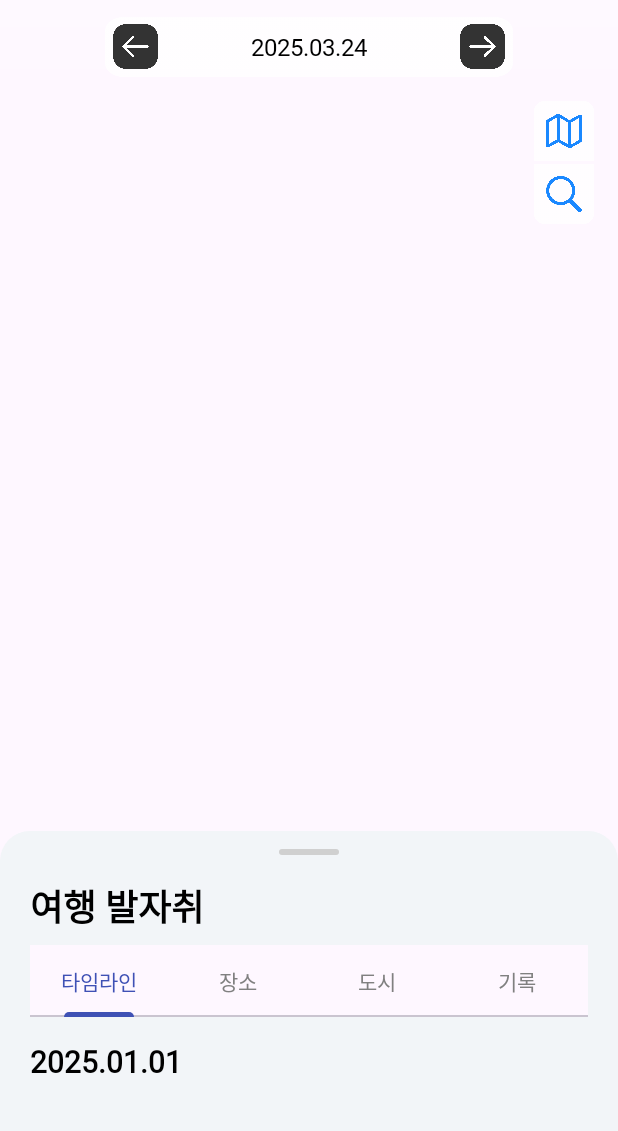
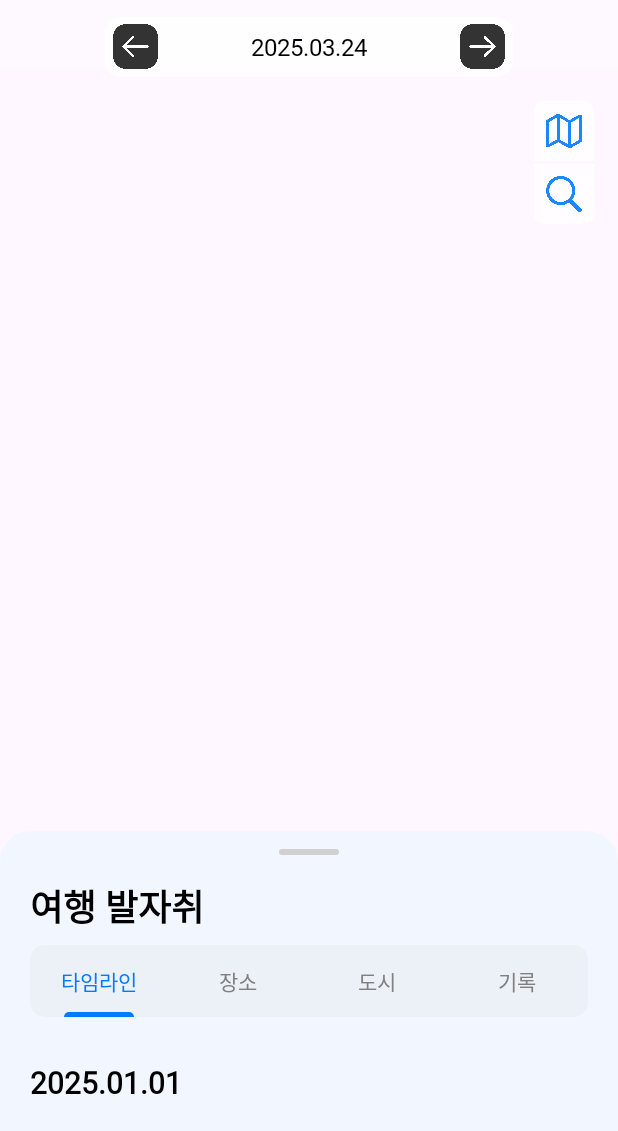
Before and after one commit to HSU-Wakey/WakeyApp, an Android app: the screen it shows after launch (MainActivity), on a phone screen of 412 x 824 dp, the part 105-1236 px from its top. Run offline under Robolectric (Android 15) with nearby library versions, the phone set to English and light mode, and no system bars; 2 statements that could not run were skipped.

Commit message:
add : 여행발자취 design

```diff
--- a/app/src/main/res/drawable/rounded_bottom_sheet_bg.xml
+++ b/app/src/main/res/drawable/rounded_bottom_sheet_bg.xml
@@ -1,7 +1,7 @@
 <?xml version="1.0" encoding="utf-8"?>
 <shape xmlns:android="http://schemas.android.com/apk/res/android"
     android:shape="rectangle">
-    <solid android:color="#F2F5F8" />
+    <solid android:color="#98EBF9FF" />
     <corners
         android:topLeftRadius="20dp"
         android:topRightRadius="20dp" />
--- /dev/null
+++ b/app/src/main/res/drawable/rounded_tab_bg.xml
@@ -0,0 +1,10 @@
+<?xml version="1.0" encoding="utf-8"?>
+<shape xmlns:android="http://schemas.android.com/apk/res/android"
+    android:shape="rectangle">
+    <solid android:color="#50DFDEE4" />
+    <corners
+        android:topLeftRadius="10dp"
+        android:topRightRadius="10dp"
+        android:bottomLeftRadius="10dp"
+        android:bottomRightRadius="10dp"/>
+</shape>
--- a/app/src/main/res/layout/bottom_sheet_timeline.xml
+++ b/app/src/main/res/layout/bottom_sheet_timeline.xml
@@ -49,6 +49,7 @@
                 android:layout_marginStart="20dp"
                 android:layout_marginTop="8dp"
                 android:layout_marginEnd="20dp"
+                android:background="@drawable/rounded_tab_bg"
                 app:tabMode="fixed"
                 app:tabGravity="fill"
                 app:tabIndicatorColor="@color/colorPrimary"
@@ -82,7 +83,7 @@
                 android:layout_width="match_parent"
                 android:layout_height="wrap_content"
                 android:layout_marginStart="20dp"
-                android:layout_marginTop="16dp"
+                android:layout_marginTop="30dp"
                 android:layout_marginEnd="20dp"
                 android:text="2025.01.01"
                 android:textColor="#000000"
--- a/app/src/main/res/values/colors.xml
+++ b/app/src/main/res/values/colors.xml
@@ -3,10 +3,10 @@
     <color name="black">#FF000000</color>
     <color name="white">#FFFFFFFF</color>
     <color name="route_color">#2196F3</color>
-    <color name="colorPrimary">#3F51B5</color>
-    <color name="colorPrimaryDark">#303F9F</color>
+    <color name="colorPrimary">#007AFF</color>
+    <color name="colorPrimaryDark">#0072FB</color>
     <color name="colorAccent">#FF4081</color>
-    <color name="primary_color">#2196F3</color>
+    <color name="primary_color">#007AFF</color>
     <color name="secondary_color">#03A9F4</color>
     <color name="accent_color">#FF5722</color>
     <color name="background_color">#F5F5F5</color>
```
